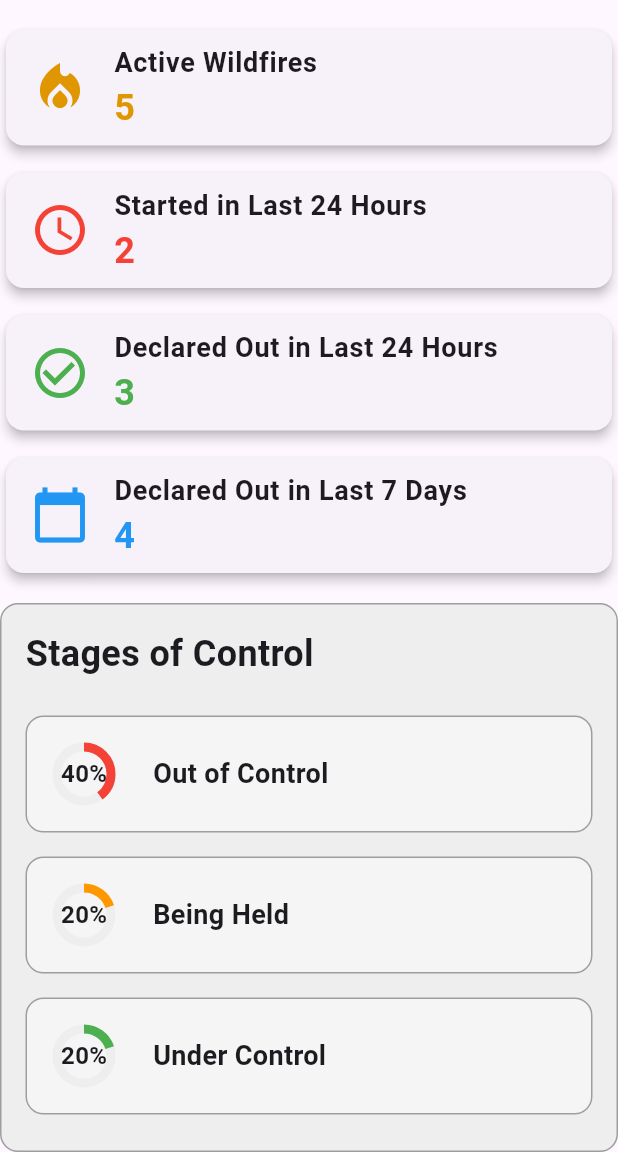
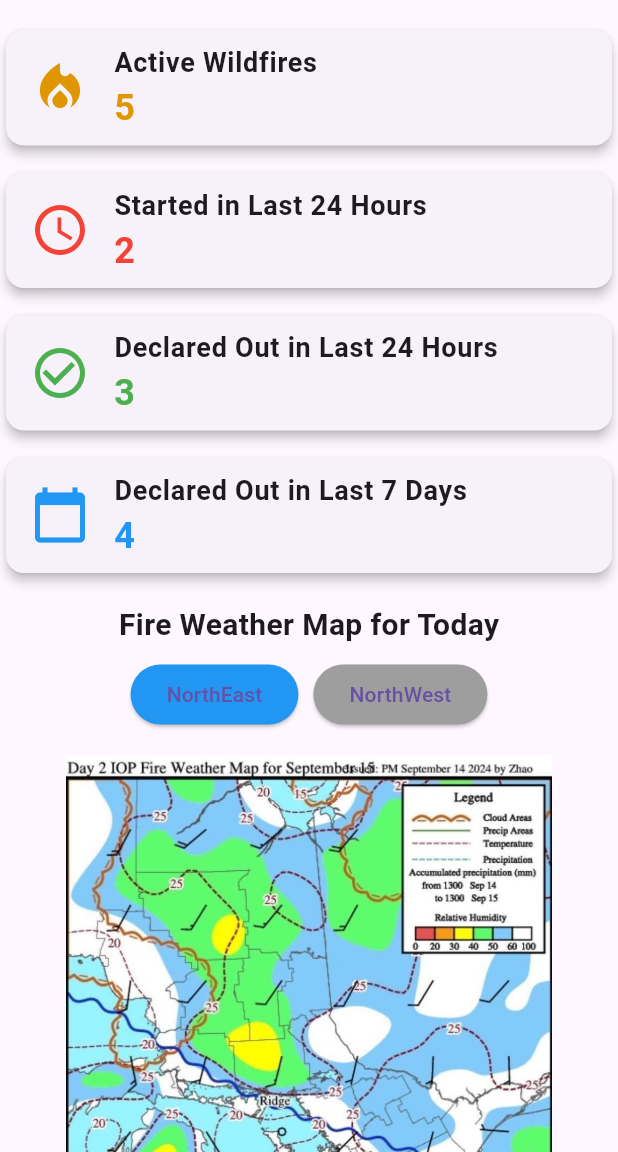
Before and after one commit to Pritumi1984/Ontario-Wildfyre, a Flutter app: the screen it shows after launch, scrolled down 400 dp, on a phone screen of 412 x 824 dp, the part 84-1236 px from its top. Run offline on Flutter 3.47's test engine with Material 3 defaults, Android fonts, the phone set to English and light mode, and no system bars.

Commit message:
Pritumi -Update with final map images after re-sizing

```diff
--- a/lib/main.dart
+++ b/lib/main.dart
@@ -22,6 +22,7 @@ class OntarioWildfireDashboard extends StatefulWidget {
 
 class OntarioWildfireDashboardState extends State<OntarioWildfireDashboard> {
   String selectedTab = 'Current Situation';
+  String selectedRegion = 'NorthEast'; // Default to NorthEast image
 
   @override
   Widget build(BuildContext context) {
@@ -65,11 +66,60 @@ class OntarioWildfireDashboardState extends State<OntarioWildfireDashboard> {
               ),
             ),
             SizedBox(height: 16), // Adds spacing between tabs and content
-            selectedTab == 'Current Situation'
-                ? CurrentSituation()
-                : TotalsThisYear(),
-            SizedBox(height: 16), // Adds spacing before stages of control
-            StagesOfControl(), // This widget is now included and will appear below the selected tab content
+            if (selectedTab == 'Current Situation') ...[
+              CurrentSituation(),
+              SizedBox(height: 16),
+
+              // Fire Weather Map Section
+              Text(
+                'Fire Weather Map for Today',
+                style: TextStyle(fontSize: 20, fontWeight: FontWeight.bold),
+              ),
+              SizedBox(height: 8),
+              Row(
+                mainAxisAlignment: MainAxisAlignment.center,
+                children: [
+                  ElevatedButton(
+                    onPressed: () {
+                      setState(() {
+                        selectedRegion = 'NorthEast'; // Change to NorthEast image
+                      });
+                    },
+                    style: ElevatedButton.styleFrom(
+                      backgroundColor: selectedRegion == 'NorthEast' ? Colors.blue : Colors.grey,
+                    ),
+                    child: Text('NorthEast'),
+                  ),
+                  SizedBox(width: 10),
+                  ElevatedButton(
+                    onPressed: () {
+                      setState(() {
+                        selectedRegion = 'NorthWest'; // Change to NorthWest image
+                      });
+                    },
+                    style: ElevatedButton.styleFrom(
+                      backgroundColor: selectedRegion == 'NorthWest' ? Colors.blue : Colors.grey,
+                    ),
+                    child: Text('NorthWest'),
+                  ),
+                ],
+              ),
+              SizedBox(height: 16),
+
+              // Display the correct image based on the selected button
+              Image.asset(
+                selectedRegion == 'NorthEast' ? 'assets/images/northeast.jpg' : 'assets/images/northwest.jpg',
+                height: 450,
+                width: double.infinity,
+                fit: BoxFit.fitHeight,
+              ),
+              SizedBox(height: 16),
+
+              // Stages of Control section
+              StagesOfControl(),
+            ] else if (selectedTab == 'Totals This Year') ...[
+              TotalsThisYear(),
+            ],
           ],
         ),
       ),
--- a/pubspec.yaml
+++ b/pubspec.yaml
@@ -11,6 +11,7 @@ environment:
 dependencies:
   flutter:
     sdk: flutter
+  url_launcher: ^6.1.7
 
   font_awesome_flutter: ^10.2.1  # Keep this only once
 
@@ -25,3 +26,6 @@ dev_dependencies:
 
 flutter:
   uses-material-design: true
+  assets:
+    - assets/images/northeast.jpg
+    - assets/images/northwest.jpg
```
Also changed, not shown: assets/images/northeast.jpg (added), assets/images/northwest.jpg (added), pubspec.lock, 5 other files.
